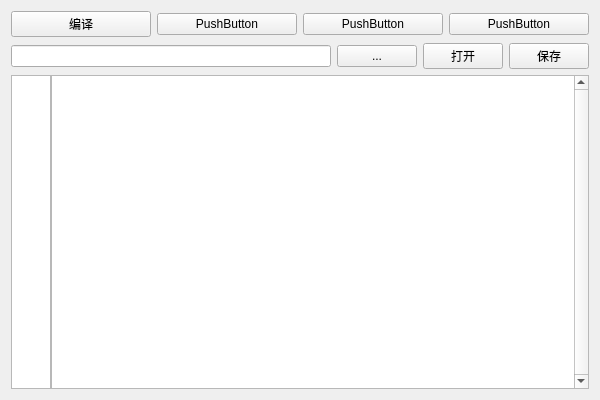
First picture: the form in la1/ui/mainwidget.ui, repository supine0703/AVS8086, before the edit.
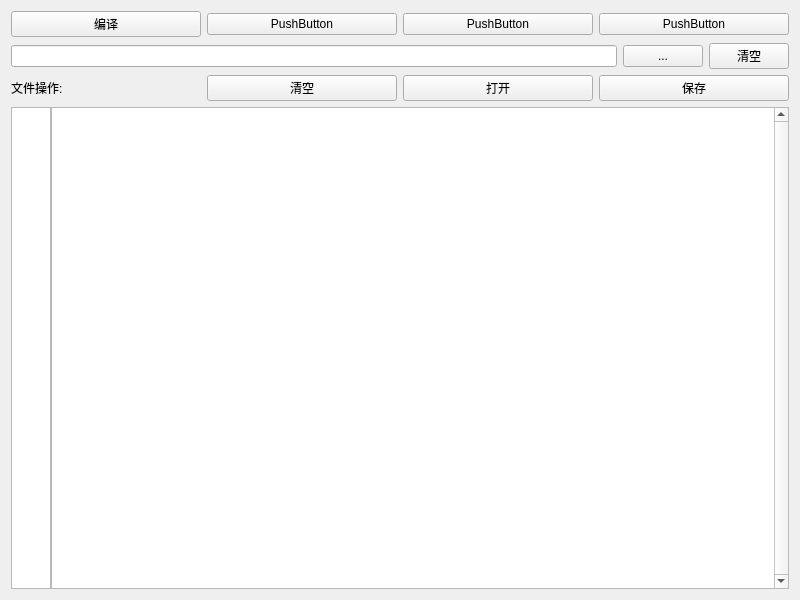
Second picture: the form after the edit.

```diff
--- a/la1/ui/mainwidget.ui
+++ b/la1/ui/mainwidget.ui
@@ -6,8 +6,8 @@
    <rect>
     <x>0</x>
     <y>0</y>
-    <width>600</width>
-    <height>400</height>
+    <width>800</width>
+    <height>600</height>
    </rect>
   </property>
   <property name="windowTitle">
@@ -47,9 +47,9 @@
     </layout>
    </item>
    <item>
-    <layout class="QHBoxLayout" name="layout_file">
+    <layout class="QHBoxLayout" name="layout_path">
      <item>
-      <widget class="QLineEdit" name="lineEdit_file">
+      <widget class="QLineEdit" name="lineEdit_path">
        <property name="autoFillBackground">
         <bool>false</bool>
        </property>
@@ -62,7 +62,7 @@
       </widget>
      </item>
      <item>
-      <widget class="QPushButton" name="btn_choose">
+      <widget class="QPushButton" name="btn_choose_path">
        <property name="sizePolicy">
         <sizepolicy hsizetype="Fixed" vsizetype="Fixed">
          <horstretch>0</horstretch>
@@ -75,26 +75,39 @@
       </widget>
      </item>
      <item>
-      <widget class="QPushButton" name="btn_open">
-       <property name="sizePolicy">
-        <sizepolicy hsizetype="Fixed" vsizetype="Fixed">
-         <horstretch>0</horstretch>
-         <verstretch>0</verstretch>
-        </sizepolicy>
+      <widget class="QPushButton" name="btn_clear_path">
+       <property name="text">
+        <string>清空</string>
        </property>
+      </widget>
+     </item>
+    </layout>
+   </item>
+   <item>
+    <layout class="QHBoxLayout" name="layout_file">
+     <item>
+      <widget class="QLabel" name="label_file">
+       <property name="text">
+        <string>文件操作: </string>
+       </property>
+      </widget>
+     </item>
+     <item>
+      <widget class="QPushButton" name="btn_clear_file">
+       <property name="text">
+        <string>清空</string>
+       </property>
+      </widget>
+     </item>
+     <item>
+      <widget class="QPushButton" name="btn_open_file">
        <property name="text">
         <string>打开</string>
        </property>
       </widget>
      </item>
      <item>
-      <widget class="QPushButton" name="btn_save">
-       <property name="sizePolicy">
-        <sizepolicy hsizetype="Fixed" vsizetype="Fixed">
-         <horstretch>0</horstretch>
-         <verstretch>0</verstretch>
-        </sizepolicy>
-       </property>
+      <widget class="QPushButton" name="btn_save_file">
        <property name="text">
         <string>保存</string>
        </property>
```
